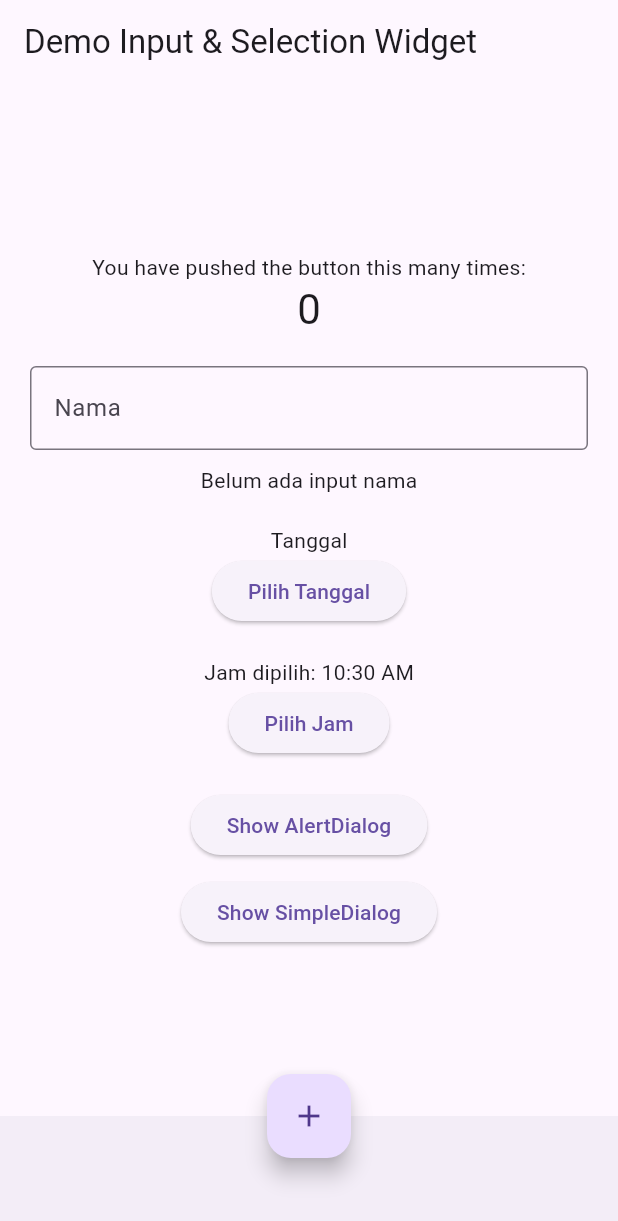
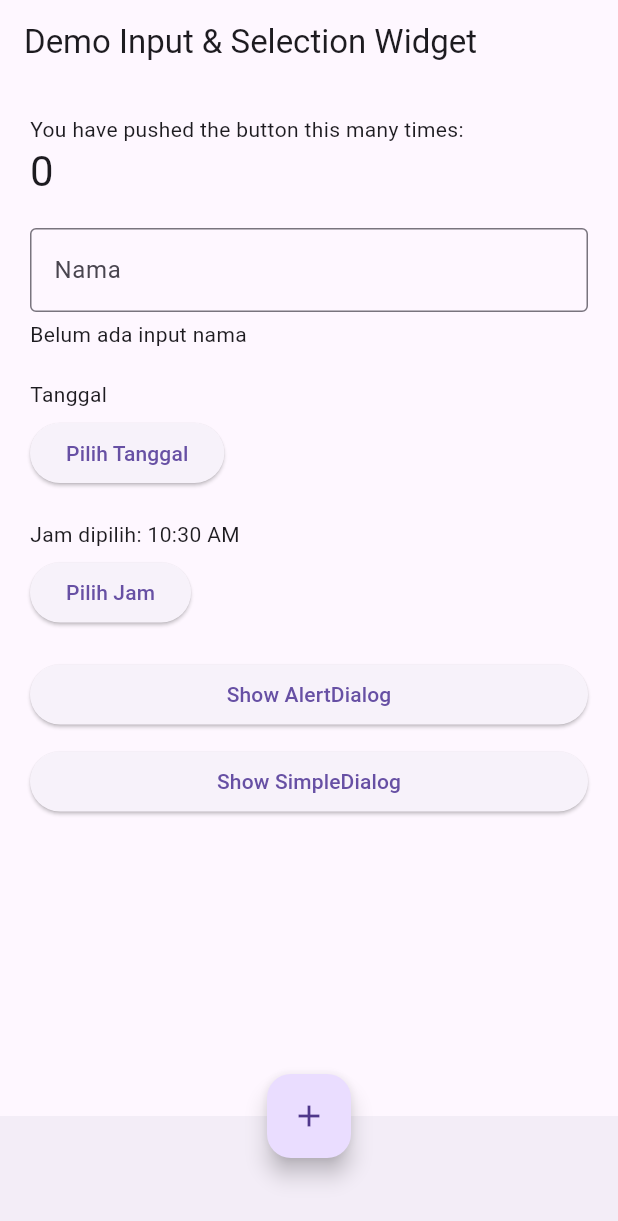
Before and after one commit to flywithsaturn/flutter-fundamental, a Flutter app: the screen it shows after launch, on a phone screen of 412 x 824 dp. Shown: the top 1221 px of the screen. Run offline on Flutter 3.47's test engine with Material 3 defaults, Android fonts, the phone set to English and light mode, and no system bars.

Commit message:
Tugas Praktikum Jobsheet 5

```diff
--- /dev/null
+++ b/lib/basic_widgets/date_picker.dart
@@ -0,0 +1,39 @@
+import 'package:flutter/material.dart';
+
+class DatePickerWidget extends StatelessWidget {
+  final DateTime selectedDate;
+  final ValueChanged<DateTime> onDateChanged;
+
+  const DatePickerWidget({
+    super.key,
+    required this.selectedDate,
+    required this.onDateChanged,
+  });
+
+  Future<void> _selectDate(BuildContext context) async {
+    final DateTime? picked = await showDatePicker(
+      context: context,
+      initialDate: selectedDate,
+      firstDate: DateTime(2015, 8),
+      lastDate: DateTime(2101),
+    );
+    if (picked != null && picked != selectedDate) {
+      onDateChanged(picked);
+    }
+  }
+
+  @override
+  Widget build(BuildContext context) {
+    return Column(
+      crossAxisAlignment: CrossAxisAlignment.start,
+      children: [
+        Text("Tanggal dipilih: ${selectedDate.toLocal()}".split(' ')[0]),
+        const SizedBox(height: 5),
+        ElevatedButton(
+          onPressed: () => _selectDate(context),
+          child: const Text("Pilih Tanggal"),
+        ),
+      ],
+    );
+  }
+}
--- /dev/null
+++ b/lib/basic_widgets/nama_input.dart
@@ -0,0 +1,26 @@
+import 'package:flutter/material.dart';
+
+class NamaInputWidget extends StatelessWidget {
+  final String? nama;
+  final ValueChanged<String> onChanged;
+
+  const NamaInputWidget({super.key, required this.nama, required this.onChanged});
+
+  @override
+  Widget build(BuildContext context) {
+    return Column(
+      crossAxisAlignment: CrossAxisAlignment.start,
+      children: [
+        TextField(
+          decoration: const InputDecoration(
+            border: OutlineInputBorder(),
+            labelText: 'Nama',
+          ),
+          onChanged: onChanged,
+        ),
+        const SizedBox(height: 5),
+        Text(nama == null ? "Belum ada input nama" : "Nama: $nama"),
+      ],
+    );
+  }
+}
--- /dev/null
+++ b/lib/basic_widgets/time_picker.dart
@@ -0,0 +1,37 @@
+import 'package:flutter/material.dart';
+
+class TimePickerWidget extends StatelessWidget {
+  final TimeOfDay selectedTime;
+  final ValueChanged<TimeOfDay> onTimeChanged;
+
+  const TimePickerWidget({
+    super.key,
+    required this.selectedTime,
+    required this.onTimeChanged,
+  });
+
+  Future<void> _selectTime(BuildContext context) async {
+    final TimeOfDay? picked = await showTimePicker(
+      context: context,
+      initialTime: selectedTime,
+    );
+    if (picked != null && picked != selectedTime) {
+      onTimeChanged(picked);
+    }
+  }
+
+  @override
+  Widget build(BuildContext context) {
+    return Column(
+      crossAxisAlignment: CrossAxisAlignment.start,
+      children: [
+        Text("Jam dipilih: ${selectedTime.format(context)}"),
+        const SizedBox(height: 5),
+        ElevatedButton(
+          onPressed: () => _selectTime(context),
+          child: const Text("Pilih Jam"),
+        ),
+      ],
+    );
+  }
+}
--- a/lib/main.dart
+++ b/lib/main.dart
@@ -1,14 +1,15 @@
-import 'dart:async';
 import 'package:flutter/material.dart';
+import 'basic_widgets/nama_input.dart';
+import 'basic_widgets/date_picker.dart';
+import 'basic_widgets/time_picker.dart';
 
 void main() {
   runApp(const MyApp());
 }
 
 class MyApp extends StatelessWidget {
-  const MyApp({Key? key}) : super(key: key);
+  const MyApp({super.key});
 
-  // Root aplikasi
   @override
   Widget build(BuildContext context) {
     return MaterialApp(
@@ -20,7 +21,7 @@ class MyApp extends StatelessWidget {
 }
 
 class MyHomePage extends StatefulWidget {
-  const MyHomePage({Key? key, required this.title}) : super(key: key);
+  const MyHomePage({super.key, required this.title});
 
   final String title;
 
@@ -32,22 +33,15 @@ class _MyHomePageState extends State<MyHomePage> {
   int _counter = 0;
   String? nama;
 
-  // Variabel untuk Date & Time Picker
   DateTime selectedDate = DateTime.now();
   TimeOfDay selectedTime = TimeOfDay.now();
 
-  void _incrementCounter() {
-    setState(() {
-      _counter++;
-    });
-  }
+  void _incrementCounter() => setState(() => _counter++);
 
-  // Fungsi menampilkan AlertDialog
   void _showAlertDialog() {
     showDialog(
       context: context,
-      builder: (BuildContext context) {
-        return AlertDialog(
+      builder: (context) => AlertDialog(
         title: const Text("Konfirmasi"),
         content: const Text("Apakah kamu yakin ingin reset counter?"),
         actions: [
@@ -58,131 +52,75 @@ class _MyHomePageState extends State<MyHomePage> {
           TextButton(
             child: const Text("Reset"),
             onPressed: () {
-                setState(() {
-                  _counter = 0;
-                });
+              setState(() => _counter = 0);
               Navigator.pop(context);
             },
           ),
         ],
-        );
-      },
+      ),
     );
   }
 
-  // Fungsi menampilkan SimpleDialog
   void _showSimpleDialog() {
     showDialog(
       context: context,
-      builder: (BuildContext context) {
-        return SimpleDialog(
+      builder: (context) => SimpleDialog(
         title: const Text("Pilih opsi"),
         children: [
           SimpleDialogOption(
             onPressed: () {
-                setState(() {
-                  _counter += 5;
-                });
+              setState(() => _counter += 5);
               Navigator.pop(context);
             },
             child: const Text("Tambah 5"),
           ),
           SimpleDialogOption(
             onPressed: () {
-                setState(() {
-                  _counter += 10;
-                });
+              setState(() => _counter += 10);
               Navigator.pop(context);
             },
             child: const Text("Tambah 10"),
           ),
         ],
+      ),
     );
-      },
-    );
-  }
-
-  // Fungsi Date Picker
-  Future<void> _selectDate(BuildContext context) async {
-    final DateTime? picked = await showDatePicker(
-      context: context,
-      initialDate: selectedDate,
-      firstDate: DateTime(2015, 8),
-      lastDate: DateTime(2101),
-    );
-    if (picked != null && picked != selectedDate) {
-      setState(() {
-        selectedDate = picked;
-      });
-    }
-  }
-
-  // Fungsi Time Picker
-  Future<void> _selectTime(BuildContext context) async {
-    final TimeOfDay? picked = await showTimePicker(
-      context: context,
-      initialTime: selectedTime,
-    );
-    if (picked != null && picked != selectedTime) {
-      setState(() {
-        selectedTime = picked;
-      });
-    }
   }
 
   @override
   Widget build(BuildContext context) {
     return Scaffold(
       appBar: AppBar(title: Text(widget.title)),
-
-      body: Center(
-        child: SingleChildScrollView(
+      body: SingleChildScrollView(
         padding: const EdgeInsets.all(20),
         child: Column(
-            mainAxisAlignment: MainAxisAlignment.center,
-            children: <Widget>[
-              const Text('You have pushed the button this many times:'),
-              Text(
-                '$_counter',
-                style: Theme.of(context).textTheme.headlineMedium,
-              ),
-
+          crossAxisAlignment: CrossAxisAlignment.stretch,
+          children: [
+            Text('You have pushed the button this many times:',
+                style: Theme.of(context).textTheme.bodyMedium),
+            Text('$_counter', style: Theme.of(context).textTheme.headlineMedium),
             const SizedBox(height: 20),
 
-              // TextField input
-              TextField(
-                decoration: const InputDecoration(
-                  border: OutlineInputBorder(),
-                  labelText: 'Nama',
+            // Nama Input
+            NamaInputWidget(
+              nama: nama,
+              onChanged: (val) => setState(() => nama = val),
             ),
-                onChanged: (val) {
-                  setState(() {
-                    nama = val;
-                  });
-                },
-              ),
-              const SizedBox(height: 10),
-              Text(nama == null ? "Belum ada input nama" : "Nama: $nama"),
-
             const SizedBox(height: 20),
 
             // Date Picker
-              Text("Tanggal dipilih: ${selectedDate.toLocal()}".split(' ')[0]),
-              ElevatedButton(
-                onPressed: () => _selectDate(context),
-                child: const Text("Pilih Tanggal"),
+            DatePickerWidget(
+              selectedDate: selectedDate,
+              onDateChanged: (val) => setState(() => selectedDate = val),
             ),
-
             const SizedBox(height: 20),
 
             // Time Picker
-              Text("Jam dipilih: ${selectedTime.format(context)}"),
-              ElevatedButton(
-                onPressed: () => _selectTime(context),
-                child: const Text("Pilih Jam"),
+            TimePickerWidget(
+              selectedTime: selectedTime,
+              onTimeChanged: (val) => setState(() => selectedTime = val),
             ),
+            const SizedBox(height: 20),
 
-              const SizedBox(height: 20),
             ElevatedButton(
               onPressed: _showAlertDialog,
               child: const Text("Show AlertDialog"),
@@ -195,15 +133,9 @@ class _MyHomePageState extends State<MyHomePage> {
           ],
         ),
       ),
-      ),
-
-      bottomNavigationBar: BottomAppBar(
-        child: Container(height: 50.0),
-      ),
-
+      bottomNavigationBar: BottomAppBar(child: Container(height: 50)),
       floatingActionButton: FloatingActionButton(
         onPressed: _incrementCounter,
-        tooltip: 'Increment Counter',
         child: const Icon(Icons.add),
       ),
       floatingActionButtonLocation: FloatingActionButtonLocation.centerDocked,
```
Also changed, not shown: images/Pirak4.png (added), images/Prak3.png (added), images/Prak5.png (added), images/mobile.jpg (added), 1 other file. Lines whose indentation alone changed are shown as unchanged.
